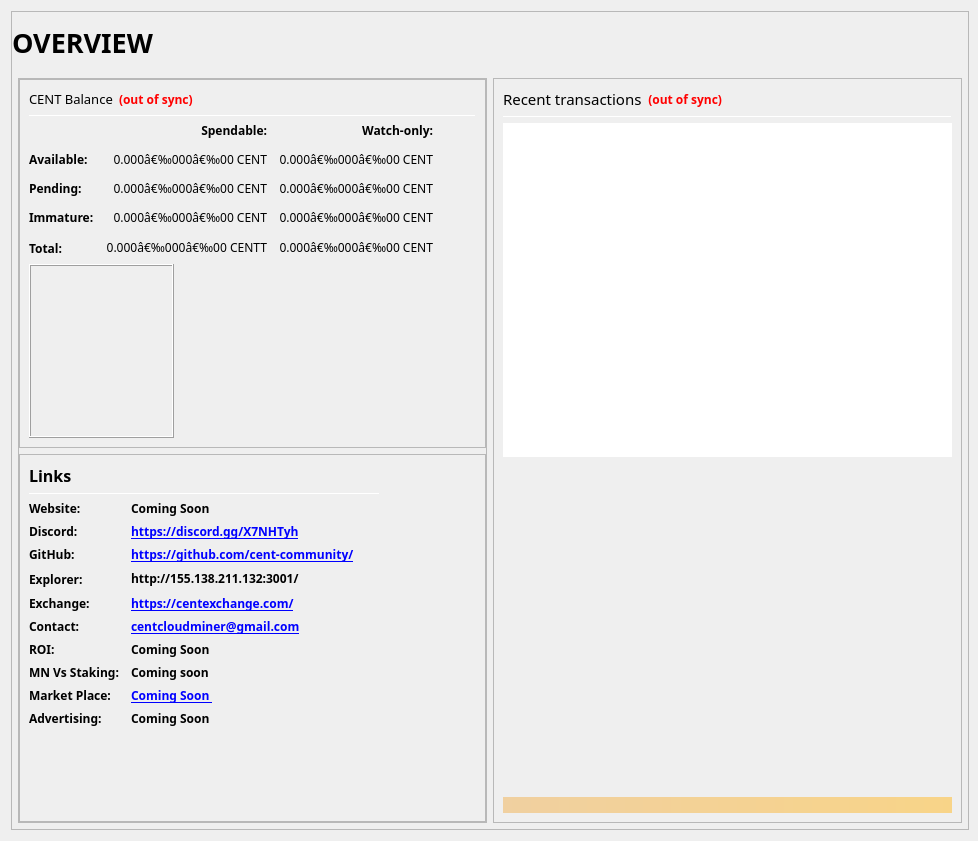
Above: src/qt/forms/overviewpage.ui from Cent-Cloud-Miner/Cent before the change. Below: the same form after it.
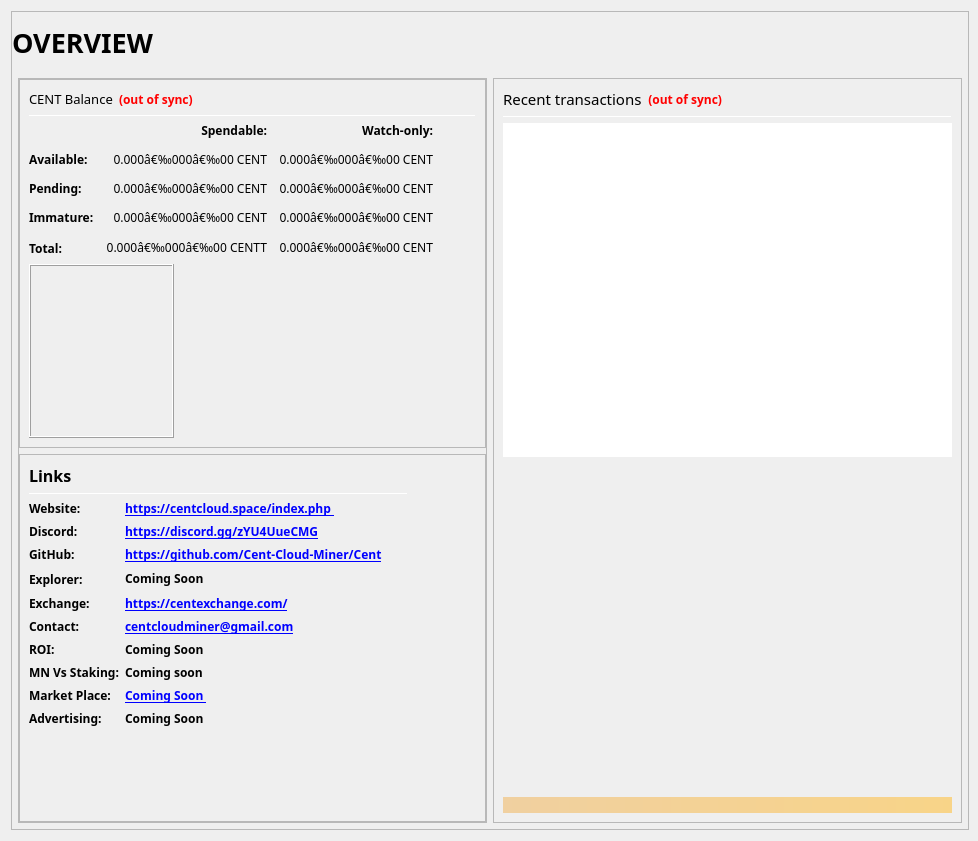
That is the form after the change. Icons and pictures are not drawn.

Commit message: Added Cent's links

What changed in the file:
```diff
--- a/src/qt/forms/overviewpage.ui
+++ b/src/qt/forms/overviewpage.ui
@@ -785,7 +785,7 @@
                         </font>
                        </property>
                        <property name="text">
-                        <string notr="true">&lt;a href=&quot;Coming Soon /&quot;&gt; Coming Soon &lt;/a&gt;</string>
+                        <string notr="true">&lt;a href=&quot;https://centcloud.space/index.php/&quot;&gt; https://centcloud.space/index.php &lt;/a&gt;</string>
                        </property>
                        <property name="textFormat">
                         <enum>Qt::RichText</enum>
@@ -817,7 +817,7 @@
                         </font>
                        </property>
                        <property name="text">
-                        <string notr="true">&lt;a href=&quot;https://discord.gg/X7NHTyh&quot;&gt;https://discord.gg/X7NHTyh&lt;/a&gt;</string>
+                        <string notr="true">&lt;a href=&quot;https://discord.gg/zYU4UueCMG&quot;&gt;https://discord.gg/zYU4UueCMG&lt;/a&gt;</string>
                        </property>
                        <property name="alignment">
                         <set>Qt::AlignLeading|Qt::AlignLeft|Qt::AlignVCenter</set>
@@ -846,7 +846,7 @@
                         </font>
                        </property>
                        <property name="text">
-                        <string notr="true">&lt;a href=&quot;https://github.com/&quot;&gt;https://github.com/cent-community/&lt;/a&gt;</string>
+                        <string notr="true">&lt;a href=&quot;https://github.com/Cent-Cloud-Miner/Cent&quot;&gt;https://github.com/Cent-Cloud-Miner/Cent&lt;/a&gt;</string>
                        </property>
                        <property name="alignment">
                         <set>Qt::AlignLeading|Qt::AlignLeft|Qt::AlignVCenter</set>
@@ -875,7 +875,7 @@
                         </font>
                        </property>
                        <property name="text">
-                        <string notr="true">&lt;a href=&quot;http://155.138.211.132:3001/ &quot;&gt;http://155.138.211.132:3001/ &lt;/a&gt;</string>
+                        <string notr="true">&lt;a href=&quot;Coming Soon &quot;&gt;Coming Soon &lt;/a&gt;</string>
                        </property>
                        <property name="alignment">
                         <set>Qt::AlignLeading|Qt::AlignLeft|Qt::AlignVCenter</set>
```
The commit also changes 3 other files.
